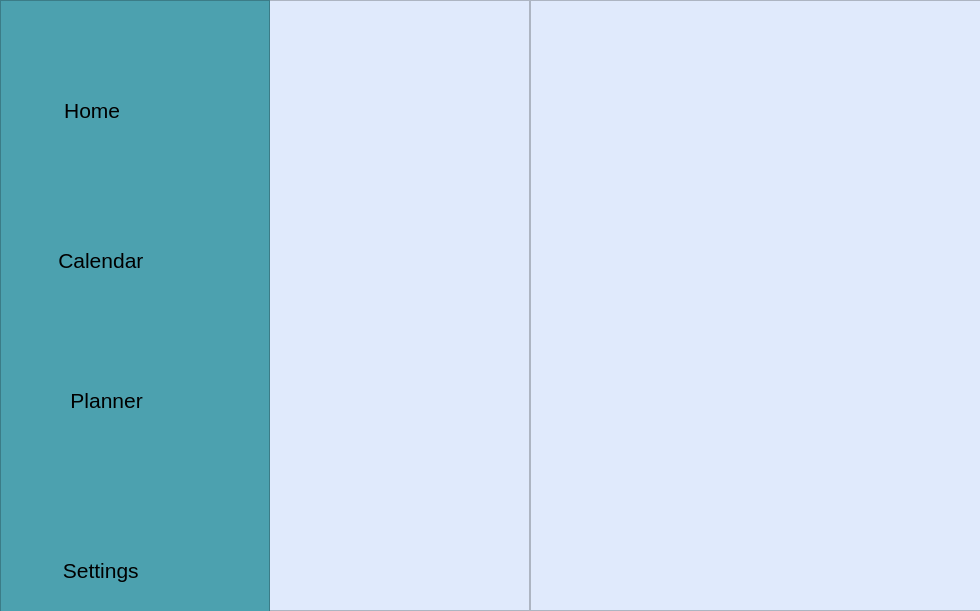
Old version of the form mainwindow.ui in the repository Proctocheck/project-y.
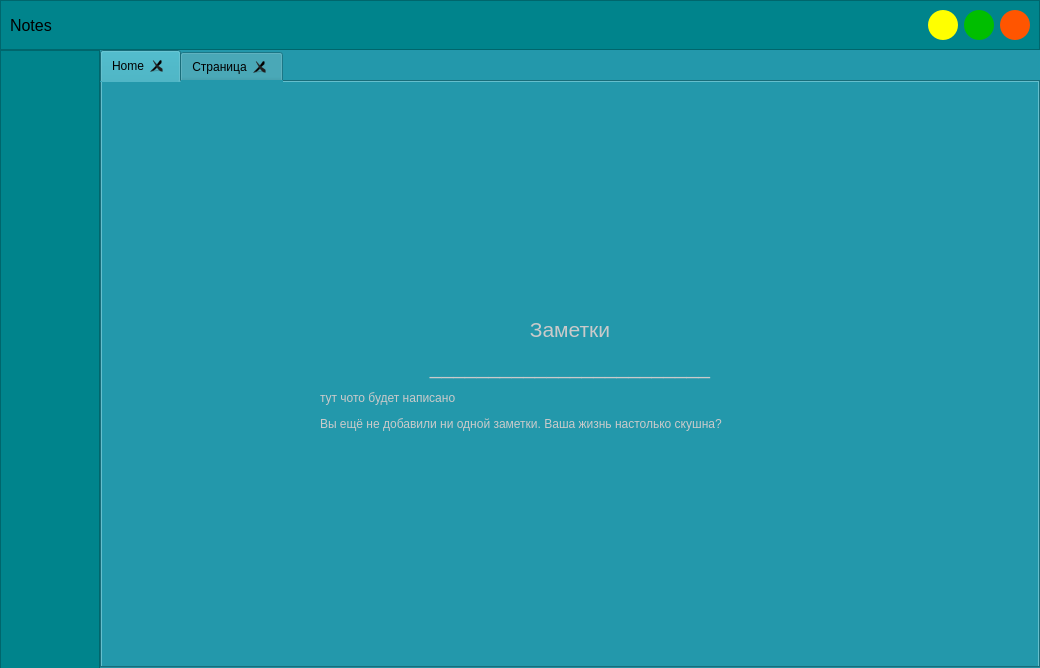
New version of the form. Icons and pictures are not drawn.

What changed in the file:
```diff
--- a/mainwindow.ui
+++ b/mainwindow.ui
@@ -6,38 +6,134 @@
    <rect>
     <x>0</x>
     <y>0</y>
+    <width>1040</width>
+    <height>668</height>
+   </rect>
+  </property>
+  <property name="minimumSize">
+   <size>
     <width>980</width>
-    <height>611</height>
-   </rect>
+    <height>621</height>
+   </size>
+  </property>
+  <property name="maximumSize">
+   <size>
+    <width>253525</width>
+    <height>2352535</height>
+   </size>
   </property>
   <property name="windowTitle">
    <string>MainWindow</string>
   </property>
+  <property name="windowIcon">
+   <iconset resource="ui_source.qrc">
+    <normaloff>:/icons/ui_icons/standart/free-icon-sticky-note-2132741.png</normaloff>:/icons/ui_icons/standart/free-icon-sticky-note-2132741.png</iconset>
+  </property>
+  <property name="styleSheet">
+   <string notr="true">background-color: rgb(242, 248, 253);
+background-color: rgb(35, 152, 171);</string>
+  </property>
+  <property name="toolButtonStyle">
+   <enum>Qt::ToolButtonTextBesideIcon</enum>
+  </property>
   <widget class="QWidget" name="centralwidget">
+   <layout class="QGridLayout" name="gridLayout">
+    <property name="leftMargin">
+     <number>0</number>
+    </property>
+    <property name="topMargin">
+     <number>0</number>
+    </property>
+    <property name="rightMargin">
+     <number>0</number>
+    </property>
+    <property name="bottomMargin">
+     <number>0</number>
+    </property>
+    <property name="spacing">
+     <number>0</number>
+    </property>
+    <item row="1" column="1">
+     <widget class="QTabWidget" name="tabWidget">
+      <property name="styleSheet">
+       <string notr="true">background-color: rgb(242, 248, 253);
+background-color: rgb(243, 144, 79);
+background-color: qlineargradient(spread:pad, x1:0, y1:0, x2:1, y2:0, stop:0 rgba(0, 65, 86), stop:1 rgba(243, 144, 79));
+background-color: rgb(35, 152, 171);</string>
+      </property>
+      <property name="currentIndex">
+       <number>0</number>
+      </property>
+      <property name="documentMode">
+       <bool>false</bool>
+      </property>
+      <property name="tabsClosable">
+       <bool>true</bool>
+      </property>
+      <property name="movable">
+       <bool>true</bool>
+      </property>
+      <widget class="QWidget" name="tab">
+       <attribute name="title">
+        <string>Home</string>
+       </attribute>
+       <layout class="QGridLayout" name="gridLayout_2">
+        <item row="0" column="0">
+         <widget class="QLabel" name="label">
+          <property name="enabled">
+           <bool>true</bool>
+          </property>
+          <property name="minimumSize">
+           <size>
+            <width>0</width>
+            <height>0</height>
+           </size>
+          </property>
+          <property name="maximumSize">
+           <size>
+            <width>500</width>
+            <height>250</height>
+           </size>
+          </property>
+          <property name="styleSheet">
+           <string notr="true">color: rgb(202, 202, 202);</string>
+          </property>
+          <property name="text">
+           <string>&lt;html&gt;&lt;head/&gt;&lt;body&gt;&lt;p align=&quot;center&quot;&gt;&lt;span style=&quot; font-size:16pt;&quot;&gt;Заметки&lt;/span&gt;&lt;/p&gt;&lt;p align=&quot;center&quot;&gt;&lt;span style=&quot; font-size:16pt;&quot;&gt;________________________&lt;/span&gt;&lt;/p&gt;&lt;p&gt;тут чото будет написано&lt;/p&gt;&lt;p&gt;Вы ещё не добавили ни одной заметки. Ваша жизнь настолько скушна?&lt;/p&gt;&lt;/body&gt;&lt;/html&gt;</string>
+          </property>
+         </widget>
+        </item>
+       </layout>
+      </widget>
+      <widget class="QWidget" name="tab_2">
+       <attribute name="title">
+        <string>Страница</string>
+       </attribute>
+      </widget>
+     </widget>
+    </item>
+    <item row="1" column="0" alignment="Qt::AlignLeft">
    <widget class="QFrame" name="side_frame">
-    <property name="geometry">
-     <rect>
-      <x>0</x>
-      <y>0</y>
-      <width>270</width>
-      <height>621</height>
-     </rect>
-    </property>
     <property name="minimumSize">
      <size>
-      <width>80</width>
+        <width>100</width>
       <height>621</height>
      </size>
     </property>
     <property name="maximumSize">
      <size>
-      <width>270</width>
-      <height>621</height>
+        <width>100</width>
+        <height>16777215</height>
      </size>
     </property>
     <property name="styleSheet">
      <string notr="true">background-color: qlineargradient(spread:pad, x1:0, y1:0, x2:1, y2:1, stop:0 rgba(15, 32, 39, 255), stop:0.522388 rgba(32, 58, 67, 255), stop:1 rgba(44, 83, 100, 255));
-background-color: rgb(76, 161, 175);</string>
+background-color: rgb(0, 132, 140);
+background-color: rgb(59, 67, 113);
+color: rgb(255, 255, 255);
+background-color: rgb(76, 161, 175);
+background-color: rgb(0, 65, 86);
+background-color: rgb(0, 132, 140);</string>
     </property>
     <property name="frameShape">
      <enum>QFrame::StyledPanel</enum>
@@ -45,79 +141,47 @@
     <property name="frameShadow">
      <enum>QFrame::Raised</enum>
     </property>
-    <widget class="QPushButton" name="show_side_frame">
-     <property name="geometry">
-      <rect>
-       <x>200</x>
-       <y>10</y>
-       <width>60</width>
-       <height>50</height>
-      </rect>
-     </property>
-     <property name="text">
-      <string/>
-     </property>
-     <property name="icon">
-      <iconset resource="ui_source.qrc">
-       <normaloff>:/icons/ui_icons/side icon.png</normaloff>:/icons/ui_icons/side icon.png</iconset>
-     </property>
-     <property name="iconSize">
-      <size>
-       <width>50</width>
-       <height>50</height>
-      </size>
-     </property>
-     <property name="flat">
-      <bool>true</bool>
-     </property>
-    </widget>
-    <widget class="QPushButton" name="calendar">
-     <property name="geometry">
-      <rect>
-       <x>0</x>
-       <y>230</y>
-       <width>190</width>
-       <height>61</height>
-      </rect>
-     </property>
-     <property name="font">
-      <font>
-       <pointsize>16</pointsize>
-      </font>
-     </property>
-     <property name="text">
-      <string>  Calendar</string>
-     </property>
-     <property name="icon">
-      <iconset resource="ui_source.qrc">
-       <normaloff>:/icons/ui_icons/free-icon-calendar-149377.png</normaloff>:/icons/ui_icons/free-icon-calendar-149377.png</iconset>
-     </property>
-     <property name="iconSize">
-      <size>
-       <width>60</width>
-       <height>60</height>
-      </size>
-     </property>
-     <property name="flat">
-      <bool>true</bool>
-     </property>
-    </widget>
+      <layout class="QVBoxLayout" name="verticalLayout">
+       <property name="topMargin">
+        <number>0</number>
+       </property>
+       <property name="bottomMargin">
+        <number>0</number>
+       </property>
+       <item>
     <widget class="QPushButton" name="home">
-     <property name="geometry">
-      <rect>
-       <x>0</x>
-       <y>80</y>
-       <width>190</width>
-       <height>61</height>
-      </rect>
-     </property>
+         <property name="font">
+          <font>
+           <pointsize>16</pointsize>
+          </font>
+         </property>
+         <property name="text">
+          <string/>
+         </property>
+         <property name="icon">
+          <iconset resource="ui_source.qrc">
+           <normaloff>:/icons/ui_icons/standart/free-icon-home-149423.png</normaloff>:/icons/ui_icons/standart/free-icon-home-149423.png</iconset>
+         </property>
+         <property name="iconSize">
+          <size>
+           <width>60</width>
+           <height>60</height>
+          </size>
+         </property>
+         <property name="flat">
+          <bool>true</bool>
+         </property>
+        </widget>
+       </item>
+       <item>
+        <widget class="QPushButton" name="calendar">
      <property name="font">
       <font>
        <pointsize>16</pointsize>
       </font>
      </property>
      <property name="text">
-      <string>   Home    </string>
+          <string/>
      </property>
      <property name="icon">
       <iconset resource="ui_source.qrc">
@@ -133,22 +197,16 @@
       <bool>true</bool>
      </property>
     </widget>
+       </item>
+       <item>
     <widget class="QPushButton" name="planner">
-     <property name="geometry">
-      <rect>
-       <x>0</x>
-       <y>370</y>
-       <width>190</width>
-       <height>61</height>
-      </rect>
-     </property>
      <property name="font">
       <font>
        <pointsize>16</pointsize>
       </font>
      </property>
      <property name="text">
-      <string>    Planner</string>
+          <string/>
      </property>
      <property name="icon">
       <iconset resource="ui_source.qrc">
@@ -164,22 +222,32 @@
       <bool>true</bool>
      </property>
     </widget>
+       </item>
+       <item>
+        <spacer name="verticalSpacer_2">
+         <property name="orientation">
+          <enum>Qt::Vertical</enum>
+         </property>
+         <property name="sizeType">
+          <enum>QSizePolicy::Fixed</enum>
+         </property>
+         <property name="sizeHint" stdset="0">
+          <size>
+           <width>20</width>
+           <height>180</height>
+          </size>
+         </property>
+        </spacer>
+       </item>
+       <item>
     <widget class="QPushButton" name="settings">
-     <property name="geometry">
-      <rect>
-       <x>0</x>
-       <y>540</y>
-       <width>190</width>
-       <height>61</height>
-      </rect>
-     </property>
      <property name="font">
       <font>
        <pointsize>16</pointsize>
       </font>
      </property>
      <property name="text">
-      <string>  Settings</string>
+          <string/>
      </property>
      <property name="icon">
       <iconset resource="ui_source.qrc">
@@ -195,14 +263,11 @@
       <bool>true</bool>
      </property>
     </widget>
+       </item>
+       <item>
     <widget class="QPushButton" name="exit">
-     <property name="geometry">
-      <rect>
-       <x>200</x>
-       <y>550</y>
-       <width>60</width>
-       <height>50</height>
-      </rect>
+         <property name="enabled">
+          <bool>true</bool>
      </property>
      <property name="text">
       <string/>
@@ -221,18 +286,26 @@
       <bool>true</bool>
      </property>
     </widget>
-   </widget>
-   <widget class="QFrame" name="calendar_frame">
-    <property name="geometry">
-     <rect>
-      <x>80</x>
-      <y>0</y>
-      <width>450</width>
-      <height>611</height>
-     </rect>
-    </property>
+       </item>
+      </layout>
+     </widget>
+    </item>
+    <item row="0" column="0" colspan="2">
+     <widget class="QFrame" name="titleBar">
+      <property name="minimumSize">
+       <size>
+        <width>0</width>
+        <height>50</height>
+       </size>
+      </property>
+      <property name="maximumSize">
+       <size>
+        <width>16777215</width>
+        <height>50</height>
+       </size>
+      </property>
     <property name="styleSheet">
-     <string notr="true">background-color: rgb(224, 234, 252);</string>
+       <string notr="true">background-color: rgb(0, 132, 140);</string>
     </property>
     <property name="frameShape">
      <enum>QFrame::StyledPanel</enum>
@@ -240,49 +313,138 @@
     <property name="frameShadow">
      <enum>QFrame::Raised</enum>
     </property>
-   </widget>
-   <widget class="QFrame" name="notes_frame">
-    <property name="geometry">
-     <rect>
-      <x>530</x>
-      <y>0</y>
-      <width>451</width>
-      <height>611</height>
-     </rect>
-    </property>
+      <layout class="QGridLayout" name="gridLayout_3">
+       <property name="topMargin">
+        <number>5</number>
+       </property>
+       <property name="bottomMargin">
+        <number>5</number>
+       </property>
+       <item row="0" column="3">
+        <widget class="QPushButton" name="fullscreen">
+         <property name="minimumSize">
+          <size>
+           <width>30</width>
+           <height>30</height>
+          </size>
+         </property>
+         <property name="maximumSize">
+          <size>
+           <width>30</width>
+           <height>30</height>
+          </size>
+         </property>
+         <property name="styleSheet">
+          <string notr="true">border-radius: 15px;
+background-color: rgb(0, 190, 0);</string>
+         </property>
+         <property name="text">
+          <string/>
+         </property>
+        </widget>
+       </item>
+       <item row="0" column="0">
+        <widget class="QLabel" name="window_name">
+         <property name="enabled">
+          <bool>true</bool>
+         </property>
+         <property name="minimumSize">
+          <size>
+           <width>0</width>
+           <height>30</height>
+          </size>
+         </property>
+         <property name="maximumSize">
+          <size>
+           <width>16777215</width>
+           <height>30</height>
+          </size>
+         </property>
+         <property name="font">
+          <font>
+           <pointsize>12</pointsize>
+          </font>
+         </property>
     <property name="styleSheet">
-     <string notr="true">background-color: rgb(224, 234, 252);</string>
-    </property>
-    <property name="frameShape">
-     <enum>QFrame::StyledPanel</enum>
-    </property>
-    <property name="frameShadow">
-     <enum>QFrame::Raised</enum>
-    </property>
-   </widget>
-   <widget class="QFrame" name="main_frame">
-    <property name="geometry">
-     <rect>
-      <x>79</x>
-      <y>0</y>
-      <width>901</width>
-      <height>611</height>
-     </rect>
-    </property>
+          <string notr="true"/>
+         </property>
+         <property name="text">
+          <string>Notes</string>
+         </property>
+         <property name="scaledContents">
+          <bool>false</bool>
+         </property>
+        </widget>
+       </item>
+       <item row="0" column="4">
+        <widget class="QPushButton" name="close">
+         <property name="minimumSize">
+          <size>
+           <width>30</width>
+           <height>30</height>
+          </size>
+         </property>
+         <property name="maximumSize">
+          <size>
+           <width>30</width>
+           <height>30</height>
+          </size>
+         </property>
     <property name="styleSheet">
-     <string notr="true">background-color: rgb(224, 234, 252);</string>
-    </property>
-    <property name="frameShape">
-     <enum>QFrame::StyledPanel</enum>
-    </property>
-    <property name="frameShadow">
-     <enum>QFrame::Raised</enum>
-    </property>
-   </widget>
-   <zorder>main_frame</zorder>
-   <zorder>notes_frame</zorder>
-   <zorder>calendar_frame</zorder>
-   <zorder>side_frame</zorder>
+          <string notr="true">border-radius: 15px;
+background-color: rgb(255, 85, 0);</string>
+         </property>
+         <property name="text">
+          <string/>
+         </property>
+        </widget>
+       </item>
+       <item row="0" column="2">
+        <widget class="QPushButton" name="hide">
+         <property name="enabled">
+          <bool>true</bool>
+         </property>
+         <property name="minimumSize">
+          <size>
+           <width>30</width>
+           <height>30</height>
+          </size>
+         </property>
+         <property name="maximumSize">
+          <size>
+           <width>30</width>
+           <height>30</height>
+          </size>
+         </property>
+         <property name="styleSheet">
+          <string notr="true">border-radius: 15px;
+background-color: rgb(255, 255, 0);</string>
+         </property>
+         <property name="text">
+          <string/>
+         </property>
+        </widget>
+       </item>
+       <item row="0" column="1">
+        <spacer name="horizontalSpacer">
+         <property name="orientation">
+          <enum>Qt::Horizontal</enum>
+         </property>
+         <property name="sizeType">
+          <enum>QSizePolicy::Fixed</enum>
+         </property>
+         <property name="sizeHint" stdset="0">
+          <size>
+           <width>800</width>
+           <height>20</height>
+          </size>
+         </property>
+        </spacer>
+       </item>
+      </layout>
+     </widget>
+    </item>
+   </layout>
   </widget>
  </widget>
  <resources>
```
Left out of the diff: 8 changed lines with no effect on the pictures. Lines whose indentation alone changed are shown as unchanged.
